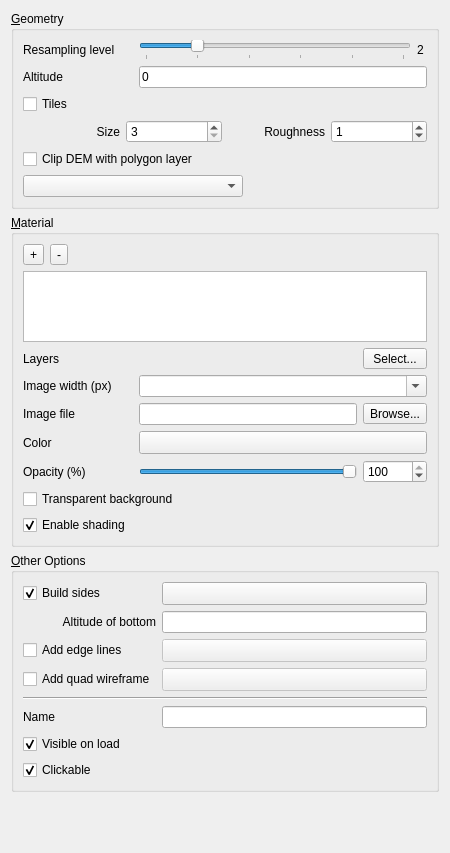
minorua/Qgis2threejs, file ui/demproperties.ui: the form before one commit.
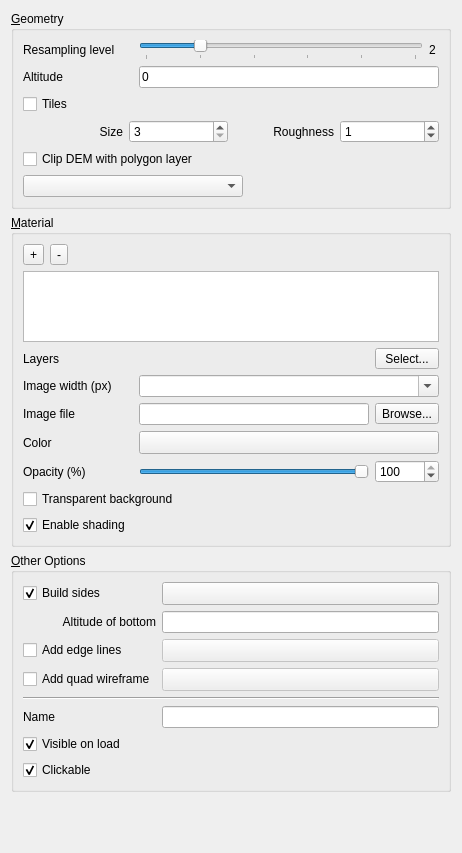
The form after the commit. Custom widgets are drawn as their Qt base class.

Patch:
```diff
--- a/ui/demproperties.ui
+++ b/ui/demproperties.ui
@@ -6,7 +6,7 @@
    <rect>
     <x>0</x>
     <y>0</y>
-    <width>450</width>
+    <width>462</width>
     <height>853</height>
    </rect>
   </property>
```
Left out of the diff: 6 changed lines with no effect on the pictures.
